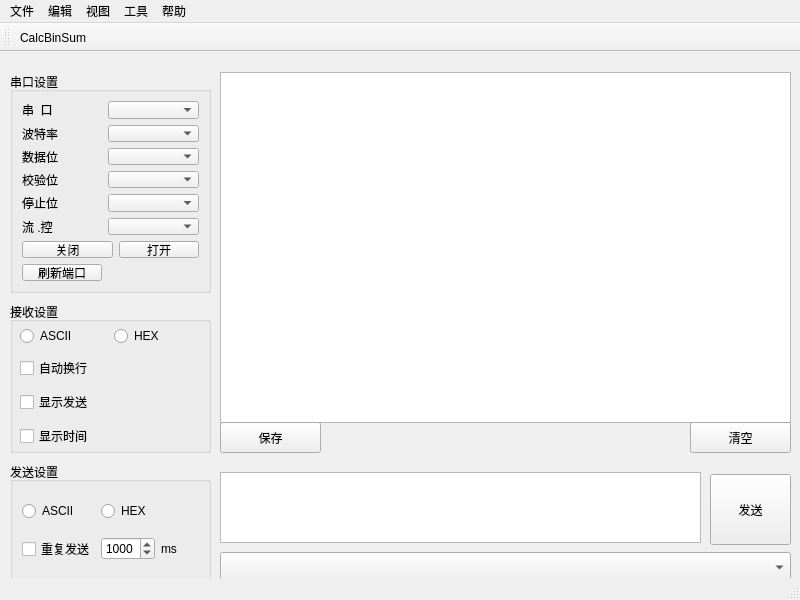
Before: the Qt Designer form mainwindow.ui in longge0720/SXLSerialPort, drawn with Qt 5.
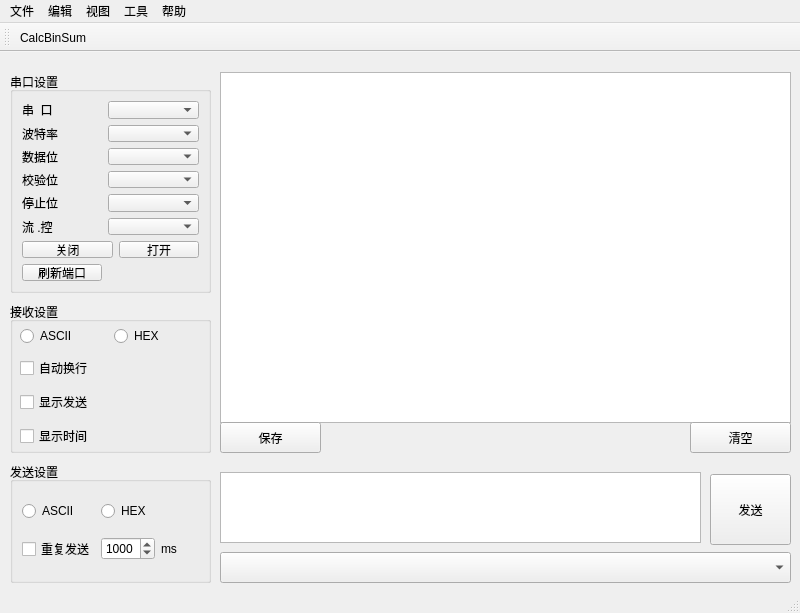
After: the same form once the commit is applied. Icons and pictures are not drawn.

Commit message: “对界面布局进行了细微调整”

What changed in the file:
```diff
--- a/mainwindow.ui
+++ b/mainwindow.ui
@@ -7,7 +7,7 @@
     <x>0</x>
     <y>0</y>
     <width>800</width>
-    <height>600</height>
+    <height>613</height>
    </rect>
   </property>
   <property name="windowTitle">
```
The commit also changes 2 other files.
